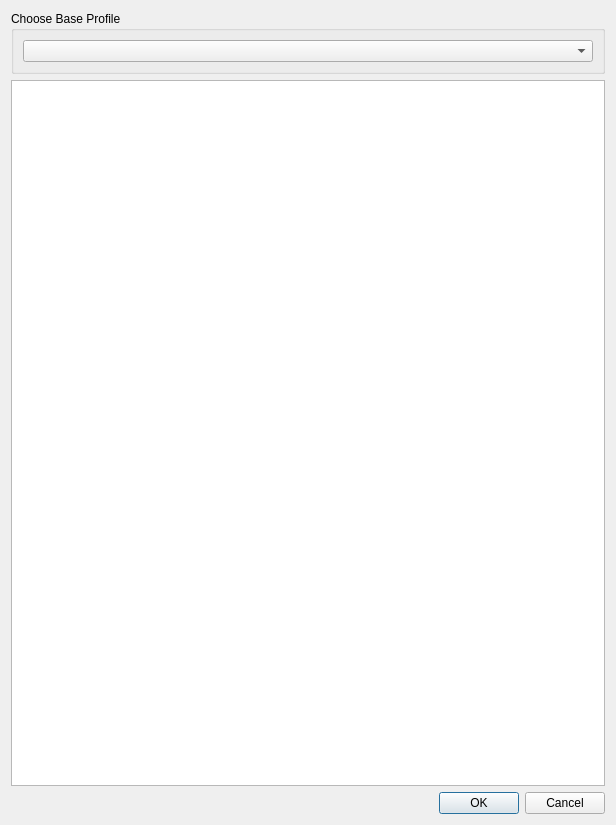
mnoomnoo/tuned-switcher, file src/app/newprofiledialog/newprofiledialog.ui: the form before one commit.
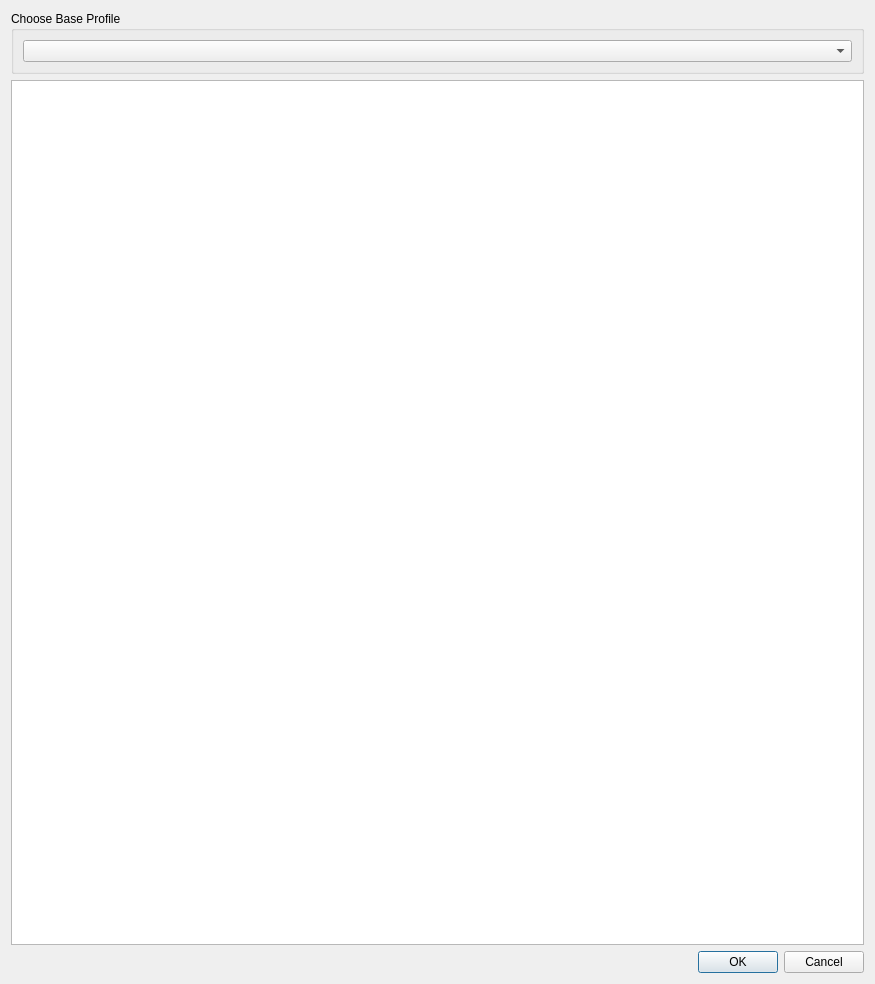
The form after the commit.

Commit message: working policykit.exec over QtDBUS

Patch:
```diff
--- a/src/app/newprofiledialog/newprofiledialog.ui
+++ b/src/app/newprofiledialog/newprofiledialog.ui
@@ -6,8 +6,8 @@
    <rect>
     <x>0</x>
     <y>0</y>
-    <width>616</width>
-    <height>825</height>
+    <width>875</width>
+    <height>984</height>
    </rect>
   </property>
   <property name="windowTitle">
```
The commit also changes 1 other file.
